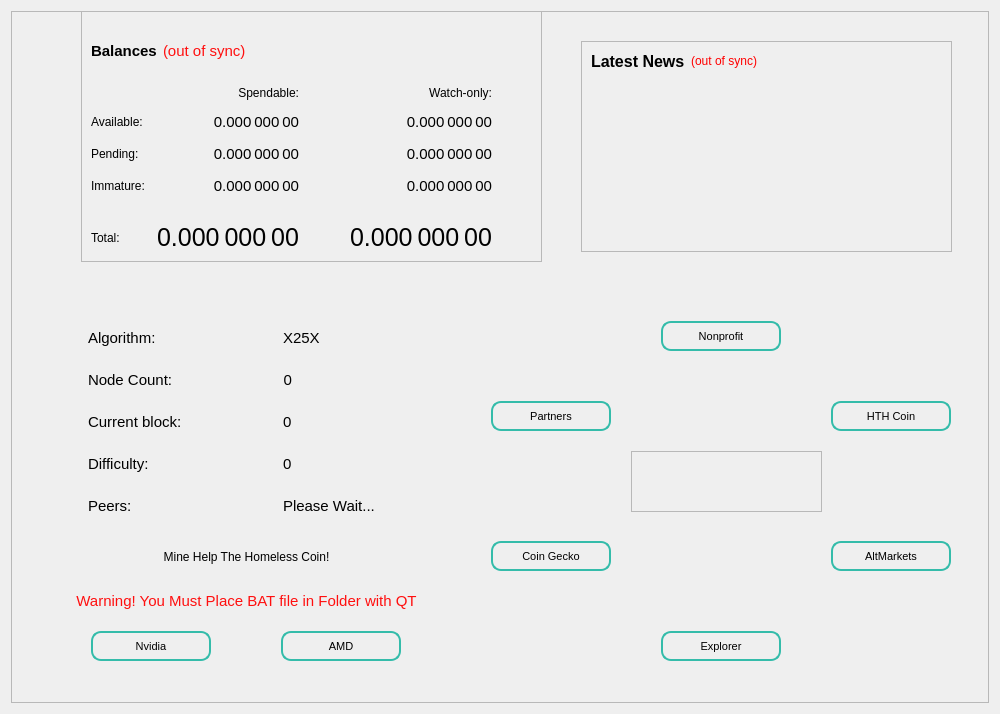
HTHcoin/helpthehomelesscoin, file src/qt/forms/overviewpage.ui: the form before one commit.
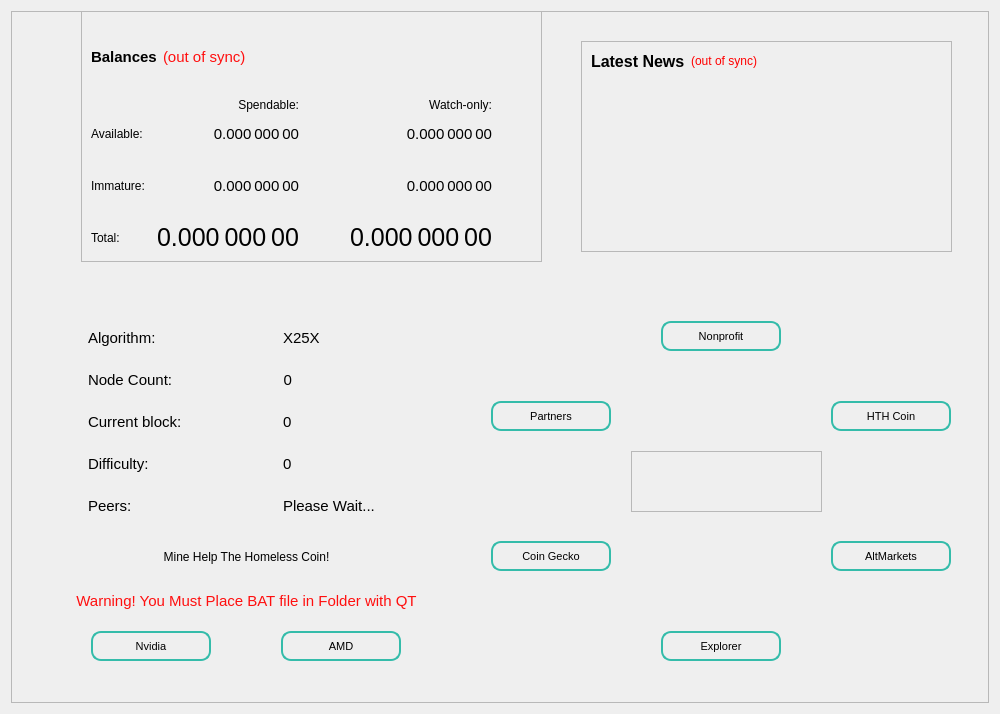
The form after the commit.

What changed in the file:
```diff
--- a/src/qt/forms/overviewpage.ui
+++ b/src/qt/forms/overviewpage.ui
@@ -700,33 +700,6 @@
            </property>
           </spacer>
          </item>
-         <item row="2" column="1">
-          <widget class="QLabel" name="labelUnconfirmed">
-           <property name="font">
-            <font>
-             <pointsize>-1</pointsize>
-            </font>
-           </property>
-           <property name="cursor">
-            <cursorShape>IBeamCursor</cursorShape>
-           </property>
-           <property name="toolTip">
-            <string>Total of transactions that have yet to be confirmed, and do not yet count toward the spendable balance</string>
-           </property>
-           <property name="styleSheet">
-            <string notr="true">font-size: 15px</string>
-           </property>
-           <property name="text">
-            <string notr="true">0.000 000 00</string>
-           </property>
-           <property name="alignment">
-            <set>Qt::AlignRight|Qt::AlignTrailing|Qt::AlignVCenter</set>
-           </property>
-           <property name="textInteractionFlags">
-            <set>Qt::LinksAccessibleByMouse|Qt::TextSelectableByKeyboard|Qt::TextSelectableByMouse</set>
-           </property>
-          </widget>
-         </item>
          <item row="2" column="4">
           <spacer name="horizontalSpacer_2">
            <property name="orientation">
@@ -740,40 +713,6 @@
            </property>
           </spacer>
          </item>
-         <item row="2" column="3">
-          <widget class="QLabel" name="labelWatchPending">
-           <property name="font">
-            <font>
-             <pointsize>-1</pointsize>
-            </font>
-           </property>
-           <property name="cursor">
-            <cursorShape>IBeamCursor</cursorShape>
-           </property>
-           <property name="toolTip">
-            <string>Unconfirmed transactions to watch-only addresses</string>
-           </property>
-           <property name="styleSheet">
-            <string notr="true">font-size: 15px</string>
-           </property>
-           <property name="text">
-            <string notr="true">0.000 000 00</string>
-           </property>
-           <property name="alignment">
-            <set>Qt::AlignRight|Qt::AlignTrailing|Qt::AlignVCenter</set>
-           </property>
-           <property name="textInteractionFlags">
-            <set>Qt::LinksAccessibleByMouse|Qt::TextSelectableByKeyboard|Qt::TextSelectableByMouse</set>
-           </property>
-          </widget>
-         </item>
-         <item row="2" column="0">
-          <widget class="QLabel" name="labelPendingText">
-           <property name="text">
-            <string>Pending:</string>
-           </property>
-          </widget>
-         </item>
          <item row="3" column="3">
           <widget class="QLabel" name="labelWatchImmature">
            <property name="font">
```
